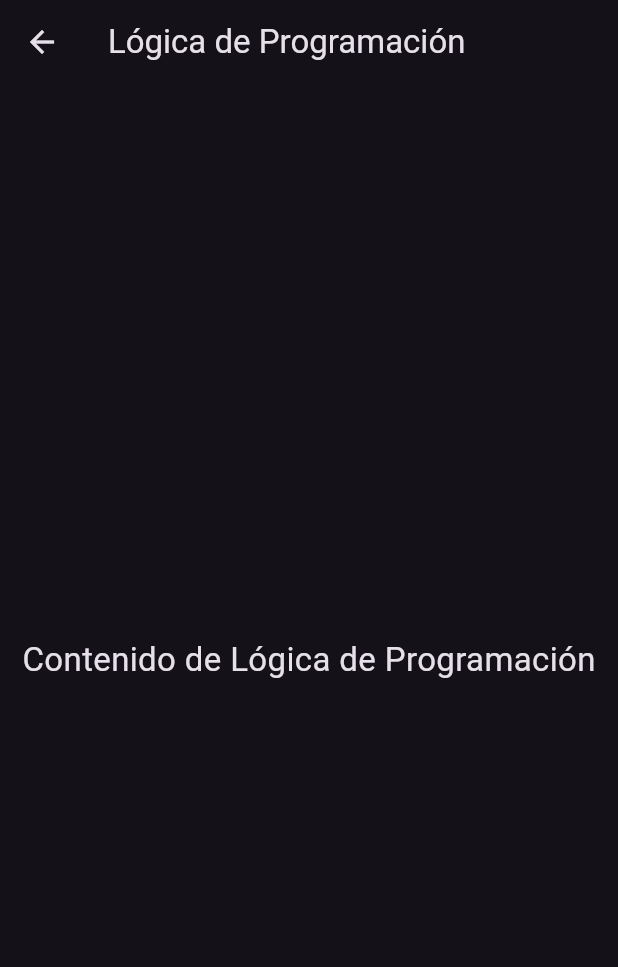
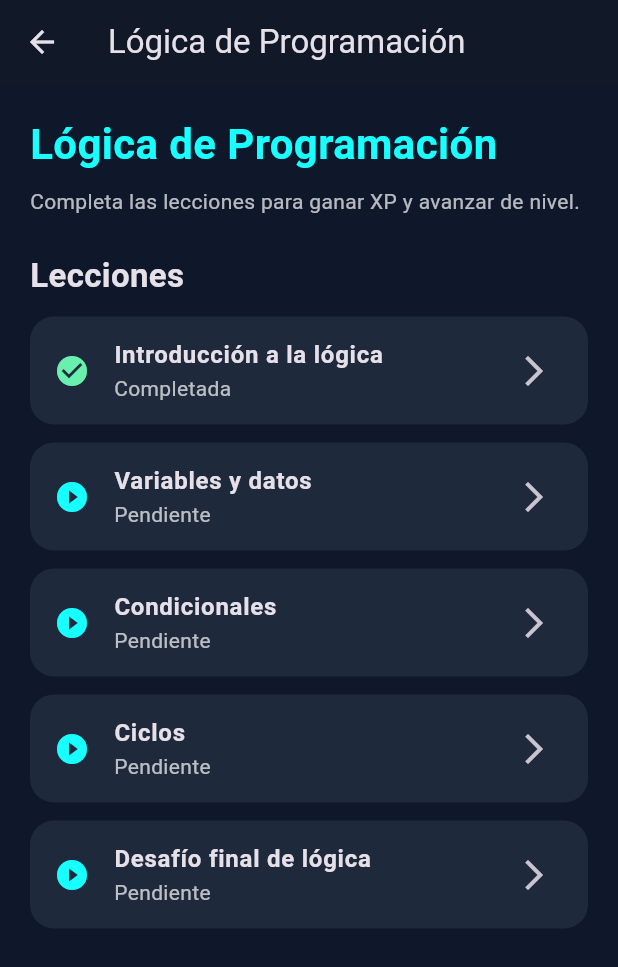
Before and after one commit to alfonsogzman123-netizen/Duocdev, a Flutter app: the screen it shows after launch, after a tap on an icon or button, on a phone screen of 412 x 824 dp. Shown: the top 967 px of the screen. Run offline on Flutter 3.47's test engine with Material 3 defaults, Android fonts, the phone set to English and light mode, and no system bars.

Commit message:
Agrega lecciones por curso

```diff
--- a/lib/main.dart
+++ b/lib/main.dart
@@ -179,16 +179,146 @@ class CursoScreen extends StatelessWidget {
 
   const CursoScreen({super.key, required this.titulo});
 
+  List<String> obtenerLecciones() {
+    if (titulo == 'Lógica de Programación') {
+      return [
+        'Introducción a la lógica',
+        'Variables y datos',
+        'Condicionales',
+        'Ciclos',
+        'Desafío final de lógica',
+      ];
+    }
+
+    if (titulo == 'Python Básico') {
+      return [
+        '¿Qué es Python?',
+        'Variables en Python',
+        'Condicionales if/else',
+        'Ciclos while y for',
+        'Funciones básicas',
+      ];
+    }
+
+    if (titulo == 'Git y GitHub') {
+      return [
+        '¿Qué es Git?',
+        'Crear repositorios',
+        'Commits',
+        'Push y pull',
+        'Subir proyecto a GitHub',
+      ];
+    }
+
+    if (titulo == 'Desarrollo Web') {
+      return [
+        'Introducción a HTML',
+        'Estructura de una página',
+        'CSS básico',
+        'JavaScript inicial',
+        'Mini proyecto web',
+      ];
+    }
+
+    if (titulo == 'Java') {
+      return [
+        'Introducción a Java',
+        'Variables y tipos de datos',
+        'Condicionales',
+        'Ciclos',
+        'Programación orientada a objetos',
+      ];
+    }
+
+    return [
+      'Introducción',
+      'Conceptos básicos',
+      'Ejercicios',
+      'Desafío final',
+    ];
+  }
+
   @override
   Widget build(BuildContext context) {
+    final lecciones = obtenerLecciones();
+
     return Scaffold(
+      backgroundColor: const Color(0xFF0F172A),
       appBar: AppBar(
         title: Text(titulo),
+        backgroundColor: const Color(0xFF111827),
       ),
-      body: Center(
-        child: Text(
-          'Contenido de $titulo',
-          style: const TextStyle(fontSize: 22),
+      body: Padding(
+        padding: const EdgeInsets.all(20),
+        child: Column(
+          crossAxisAlignment: CrossAxisAlignment.start,
+          children: [
+            Text(
+              titulo,
+              style: const TextStyle(
+                fontSize: 28,
+                fontWeight: FontWeight.bold,
+                color: Colors.cyanAccent,
+              ),
+            ),
+
+            const SizedBox(height: 8),
+
+            const Text(
+              'Completa las lecciones para ganar XP y avanzar de nivel.',
+              style: TextStyle(color: Colors.white70),
+            ),
+
+            const SizedBox(height: 24),
+
+            const Text(
+              'Lecciones',
+              style: TextStyle(
+                fontSize: 22,
+                fontWeight: FontWeight.bold,
+              ),
+            ),
+
+            const SizedBox(height: 12),
+
+            Expanded(
+              child: ListView.builder(
+                itemCount: lecciones.length,
+                itemBuilder: (context, index) {
+                  final completada = index == 0;
+
+                  return Container(
+                    margin: const EdgeInsets.only(bottom: 12),
+                    decoration: BoxDecoration(
+                      color: const Color(0xFF1E293B),
+                      borderRadius: BorderRadius.circular(16),
+                    ),
+                    child: ListTile(
+                      leading: Icon(
+                        completada
+                            ? Icons.check_circle
+                            : Icons.play_circle_fill,
+                        color: completada
+                            ? Colors.greenAccent
+                            : Colors.cyanAccent,
+                      ),
+                      title: Text(
+                        lecciones[index],
+                        style: const TextStyle(
+                          fontWeight: FontWeight.bold,
+                        ),
+                      ),
+                      subtitle: Text(
+                        completada ? 'Completada' : 'Pendiente',
+                        style: const TextStyle(color: Colors.white70),
+                      ),
+                      trailing: const Icon(Icons.arrow_forward_ios),
+                    ),
+                  );
+                },
+              ),
+            ),
+          ],
         ),
       ),
     );
```
